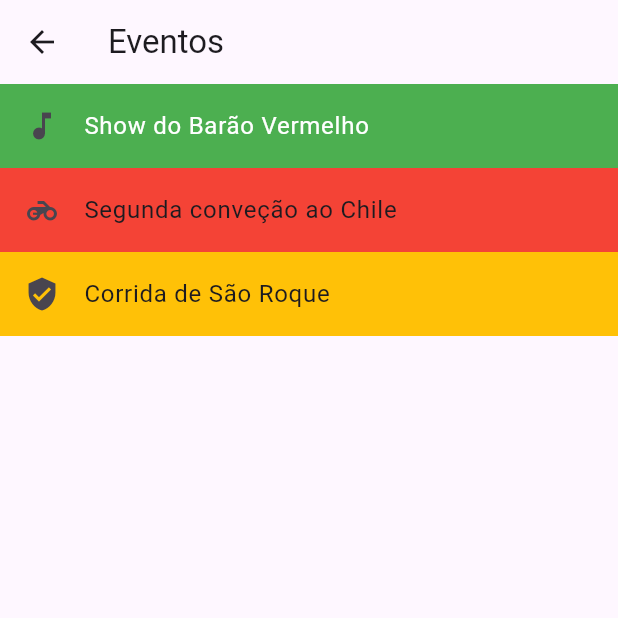
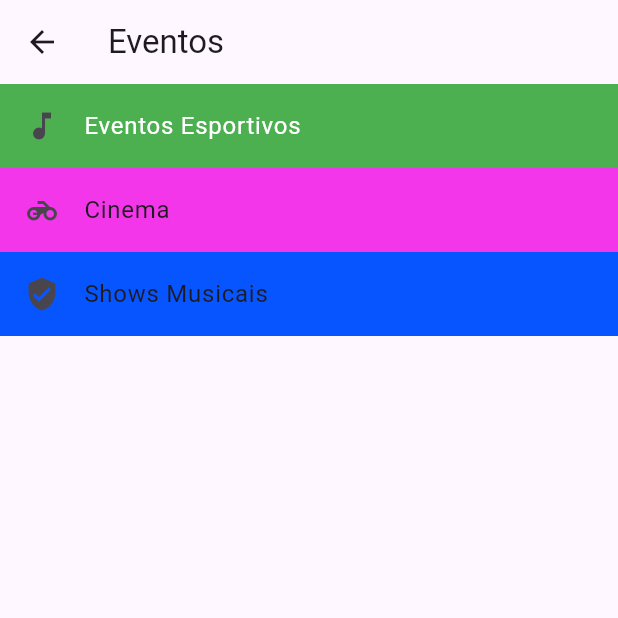
Before and after one commit to DaniloFloridi/meuEvento, a Flutter app: the Eventos screen opened directly, on a phone screen of 412 x 824 dp, the top half of it. Run offline on Flutter 3.47's test engine with Material 3 defaults, Android fonts, the phone set to English and light mode, and no system bars; our stand-ins replace sqflite; accounts and stored records are empty.

Commit message:
alterações eventos.dart, inclusão de botões eventosmusicas

```diff
--- a/lib/Categorias/EventoMusica.dart
+++ b/lib/Categorias/EventoMusica.dart
@@ -15,9 +15,6 @@ class BaraoVermelho extends StatelessWidget {
         child: Column(
           mainAxisAlignment: MainAxisAlignment.center,
           children: [
-            Center(
-              child: Text("Valor do Ingresso: 30 Mangos"),
-            ),
             SizedBox(height: 20),
             _buildButtonListTile('Button 1', context),
             SizedBox(height: 20),
--- a/lib/src/Pages/Eventos.dart
+++ b/lib/src/Pages/Eventos.dart
@@ -25,7 +25,7 @@ class Eventos extends StatelessWidget {
           children: [
             ListTile(
               tileColor: Colors.green,
-              title: const Text("Show do Barão Vermelho", style: TextStyle(color: Colors.white),),
+              title: const Text("Eventos Esportivos", style: TextStyle(color: Colors.white),),
               leading: Icon(Icons.music_note),
               onTap: () {
                 Navigator.push(context,
@@ -33,8 +33,8 @@ class Eventos extends StatelessWidget {
               },
             ),
             ListTile(
-              tileColor: Colors.red,
-              title: const Text("Segunda conveção ao Chile"),
+              tileColor: const Color.fromARGB(255, 244, 54, 235),
+              title: const Text("Cinema"),
               leading: Icon(Icons.motorcycle),
               onTap: () {
                 Navigator.push(context,
@@ -42,8 +42,8 @@ class Eventos extends StatelessWidget {
               },
             ),
             ListTile(
-              tileColor: Colors.amber,
-              title: const Text("Corrida de São Roque"),
+              tileColor: Color.fromARGB(255, 7, 85, 255),
+              title: const Text("Shows Musicais"),
               leading: Icon(Icons.verified_user_sharp),
               onTap: () {
                 Navigator.push(context,
```
